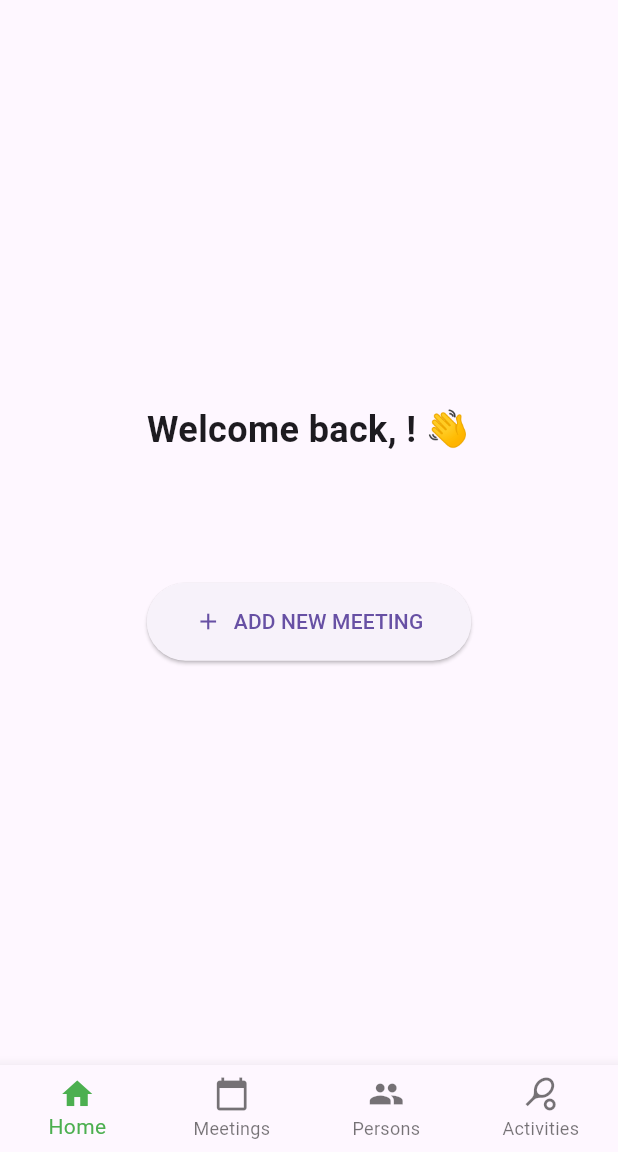
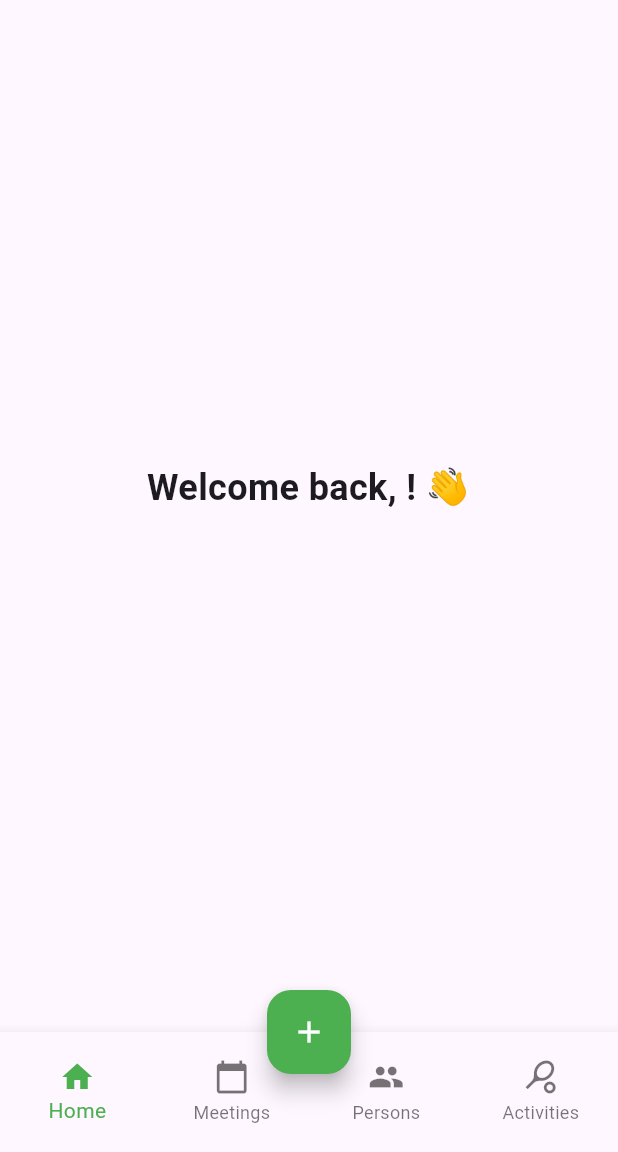
Before and after one commit to aleksanderginalski/Friendsheet-App, a Flutter app: the screen it shows once a user with an empty profile is signed in, on a phone screen of 412 x 824 dp, the part 84-1236 px from its top. Run offline on Flutter 3.47's test engine with Material 3 defaults, Android fonts, the phone set to English and light mode, and no system bars; our stand-ins replace cloud_firestore, firebase_auth, firebase_core, freezed_annotation, google_sign_in; accounts and stored records are empty; generated files the repository leaves out were written again.

Commit message:
"feat(navigation): add centered FAB for adding meetings from any tab
- Add FloatingActionButton centered in BottomAppBar
- FAB navigates to AddMeetingScreen from any tab
- Remove ADD NEW MEETING button from HomeScreen
- HomeScreen now reserved for future statistics/metrics

Closes #48"

```diff
--- a/lib/presentation/screens/home_screen.dart
+++ b/lib/presentation/screens/home_screen.dart
@@ -1,6 +1,5 @@
 import 'package:flutter/material.dart';
 import '../../data/services/auth_service.dart';
-import 'add_meeting_screen.dart';
 
 /// Home screen shown to authenticated users
 class HomeScreen extends StatelessWidget {
@@ -40,24 +39,6 @@ class HomeScreen extends StatelessWidget {
                   color: Colors.grey,
                 ),
               ),
-              const SizedBox(height: 48),
-              ElevatedButton.icon(
-                onPressed: () {
-                  Navigator.of(context).push(
-                    MaterialPageRoute(
-                      builder: (_) => const AddMeetingScreen(),
-                    ),
-                  );
-                },
-                icon: const Icon(Icons.add),
-                label: const Text('ADD NEW MEETING'),
-                style: ElevatedButton.styleFrom(
-                  padding: const EdgeInsets.symmetric(
-                    horizontal: 32,
-                    vertical: 16,
-                  ),
-                ),
-              ),
             ],
           ),
         ),
--- a/lib/presentation/screens/main_screen.dart
+++ b/lib/presentation/screens/main_screen.dart
@@ -1,6 +1,7 @@
 import 'package:flutter/material.dart';
 
 import '../../data/services/auth_service.dart';
+import 'add_meeting_screen.dart';
 import 'home_screen.dart';
 import 'meetings_list_screen.dart';
 
@@ -85,7 +86,17 @@ class _MainScreenState extends State<MainScreen> {
           ),
         ],
       ),
-      bottomNavigationBar: BottomNavigationBar(
+      floatingActionButton: FloatingActionButton(
+        onPressed: () => Navigator.of(context).push(
+          MaterialPageRoute(builder: (_) => const AddMeetingScreen()),
+        ),
+        backgroundColor: const Color(0xFF4CAF50),
+        child: const Icon(Icons.add, color: Colors.white),
+      ),
+      floatingActionButtonLocation: FloatingActionButtonLocation.centerDocked,
+      bottomNavigationBar: BottomAppBar(
+        padding: EdgeInsets.zero,
+        child: BottomNavigationBar(
           currentIndex: _currentIndex,
           selectedItemColor: const Color(0xFF4CAF50),
           type: BottomNavigationBarType.fixed,
@@ -109,6 +120,7 @@ class _MainScreenState extends State<MainScreen> {
             ),
           ],
         ),
+      ),
     );
   }
 }
```
Also changed, not shown: 1 other file. Lines whose indentation alone changed are shown as unchanged.
